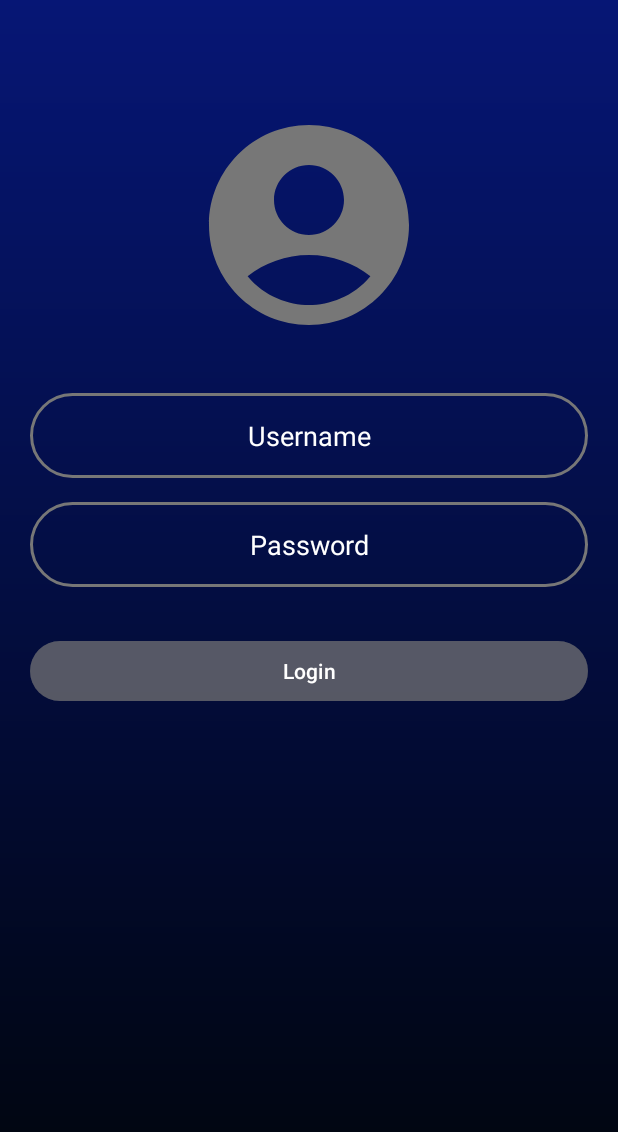
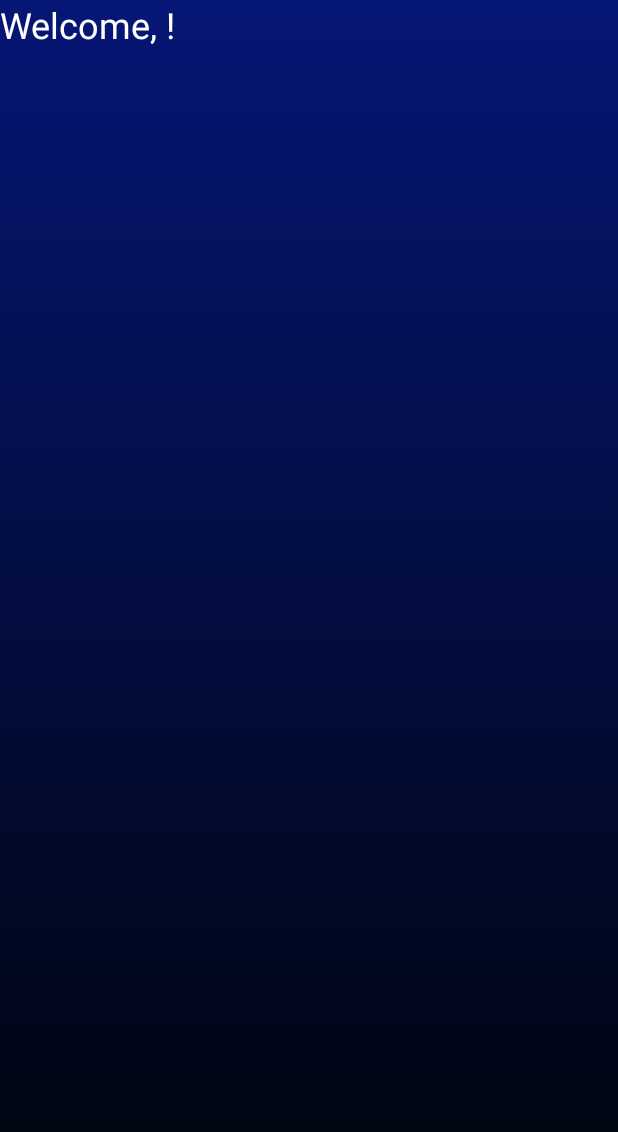
Before and after one commit to matusz019/Projects, an Android app: the screen it shows after launch (MainActivity before the commit, LandingPage after it), after a tap on "Login", on a phone screen of 412 x 824 dp. Shown: the top 1132 px of the screen. Run offline under Robolectric (Android 15) with nearby library versions, the phone set to English and light mode, and no system bars.

Commit message:
Created and linked Landing page

```diff
--- a/GymApp/app/src/main/AndroidManifest.xml
+++ b/GymApp/app/src/main/AndroidManifest.xml
@@ -13,6 +13,9 @@
         android:theme="@style/Theme.GymApp"
         tools:targetApi="31">
         <activity
+            android:name=".LandingPage"
+            android:exported="false" />
+        <activity
             android:name=".MainActivity"
             android:exported="true">
             <intent-filter>
--- /dev/null
+++ b/GymApp/app/src/main/java/com/example/gymapp/LandingPage.kt
@@ -0,0 +1,19 @@
+package com.example.gymapp
+
+import android.os.Bundle
+import android.widget.TextView
+import androidx.appcompat.app.AppCompatActivity
+
+class LandingPage : AppCompatActivity() {
+    override fun onCreate(savedInstanceState: Bundle?) {
+        super.onCreate(savedInstanceState)
+        setContentView(R.layout.activity_landing_page)
+
+        // Retrieve the username from the Intent
+        val username = intent.getStringExtra("USERNAME")
+
+        // Find the TextView and set the welcome message
+        val welcomeMessage = findViewById<TextView>(R.id.welcome_message)
+        welcomeMessage.text = "Welcome, $username!"
+    }
+}
--- a/GymApp/app/src/main/java/com/example/gymapp/MainActivity.kt
+++ b/GymApp/app/src/main/java/com/example/gymapp/MainActivity.kt
@@ -1,5 +1,6 @@
 package com.example.gymapp
 
+import android.content.Intent
 import android.os.Bundle
 import android.util.Log
 import android.view.View
@@ -30,6 +31,9 @@ class MainActivity : AppCompatActivity() {
             val username = usernameInput.text.toString()
             val pass = passwordInput.text.toString()
             Log.i("Test Credentials", "Username : $username and Password : $pass")
+            val intent = Intent(this, LandingPage::class.java)
+            intent.putExtra("USERNAME", username)
+            startActivity(intent)
         }
 
 
--- /dev/null
+++ b/GymApp/app/src/main/res/layout/activity_landing_page.xml
@@ -0,0 +1,22 @@
+<?xml version="1.0" encoding="utf-8"?>
+<RelativeLayout xmlns:android="http://schemas.android.com/apk/res/android"
+    xmlns:app="http://schemas.android.com/apk/res-auto"
+    xmlns:tools="http://schemas.android.com/tools"
+    android:id="@+id/main"
+    android:layout_width="match_parent"
+    android:layout_height="match_parent"
+    tools:context=".LandingPage"
+    android:background="@drawable/loginbackground">
+    <LinearLayout
+        android:layout_width="match_parent"
+        android:layout_height="wrap_content">
+        <TextView
+            android:id="@+id/welcome_message"
+            android:layout_width="wrap_content"
+            android:layout_height="wrap_content"
+            android:text="Welcome, User!"
+            android:textSize="24sp"
+            android:textColor="@color/white"/>
+    </LinearLayout>
+
+</RelativeLayout>
```
